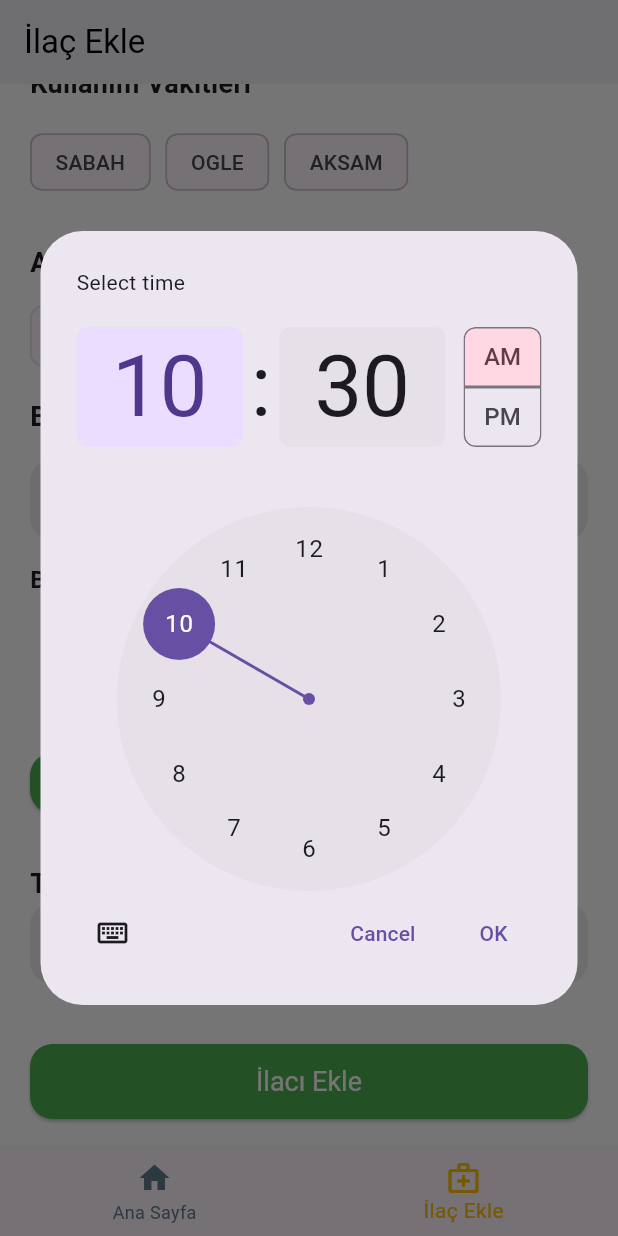
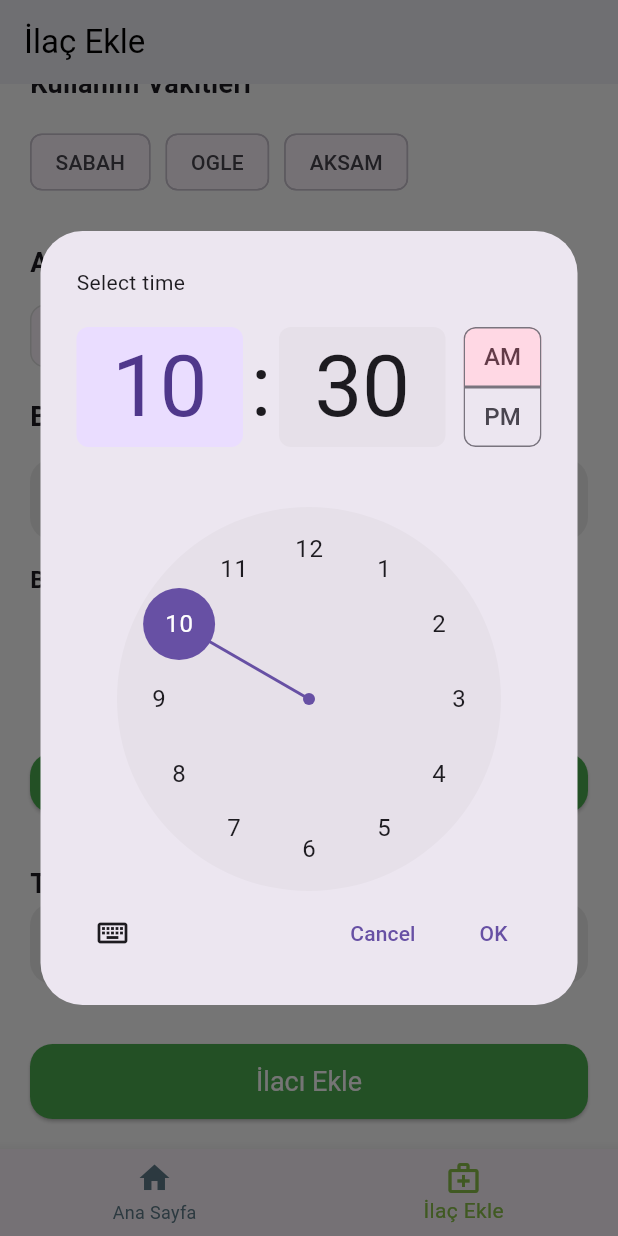
Before and after one commit to zeynalabidinunlu/medicine_notification_app, a Flutter app: the screen it shows after launch, item 2 of the bottom bar chosen, scrolled down 282 dp, after a tap on "Zaman Ekle", on a phone screen of 412 x 824 dp. Run offline on Flutter 3.47's test engine with Material 3 defaults, Android fonts, the phone set to English and light mode, and no system bars; our stand-ins replace isar; accounts and stored records are empty; generated files the repository leaves out were written again.

Commit message:
ui düzenlemeler yapıldı

```diff
--- a/lib/main.dart
+++ b/lib/main.dart
@@ -49,6 +49,11 @@ class MainApp extends StatelessWidget {
               textStyle: const TextStyle(fontSize: 18.0),
             ),
           ),
+          chipTheme:const ChipThemeData(
+            elevation: 20.0,
+            checkmarkColor: Colors.white,
+            selectedColor: Color(0xFF4CAF50)
+          ),
           useMaterial3: true,
         ),
         home: const HomeView());
--- a/lib/presentation/add_medicine/add_medicine_view.dart
+++ b/lib/presentation/add_medicine/add_medicine_view.dart
@@ -281,7 +281,7 @@ class _AddMedicineViewState extends State<AddMedicineView> {
                       });
                     }
                   },
-                  child: const Text('Zaman Ekle'),
+                  child:const Center(child:  Text('Zaman Ekle')),
                 ),
                 const SizedBox(
                   height: 30,
--- a/lib/presentation/home/home_view.dart
+++ b/lib/presentation/home/home_view.dart
@@ -1,7 +1,9 @@
 import 'package:flutter/material.dart';
 import 'package:medicine_notification_app/data/models/medicine_model.dart';
+import 'package:medicine_notification_app/data/service/isar_service.dart';
 import 'package:medicine_notification_app/presentation/add_medicine/add_medicine_view.dart';
 import 'package:isar/isar.dart';
+
 class HomeView extends StatefulWidget {
   const HomeView({super.key});
 
@@ -27,19 +29,17 @@ class _HomeViewState extends State<HomeView> {
   @override
   Widget build(BuildContext context) {
     return Scaffold(
-
       body: widgetOptions.elementAt(_selectedIndex),
       bottomNavigationBar: BottomNavigationBar(
         showSelectedLabels: true,
         showUnselectedLabels: true,
         type: BottomNavigationBarType.fixed,
-        selectedItemColor: Colors.amber,
+        selectedItemColor: Colors.lightGreen,
         unselectedItemColor: Colors.blueGrey,
         items: const <BottomNavigationBarItem>[
           BottomNavigationBarItem(icon: Icon(Icons.home), label: "Ana Sayfa"),
           BottomNavigationBarItem(
-              icon: Icon(Icons.medical_services_outlined),
-              label: "İlaç Ekle")
+              icon: Icon(Icons.medical_services_outlined), label: "İlaç Ekle")
         ],
         currentIndex: _selectedIndex,
         onTap: _onItemTapped,
@@ -47,18 +47,6 @@ class _HomeViewState extends State<HomeView> {
     );
   }
 }
-
-// Ana sayfa içeriği için ayrı widget
-// import 'package:flutter/material.dart';
-// import 'package:isar/isar.dart'; // Make sure this import is present
-// import 'package:medicine_notification_app/data/enum/enums.dart'; // Your enums
-// import 'package:medicine_notification_app/data/models/medicine_model.dart'; // Your Medicine model
-
-// Assuming Isar is initialized globally or passed down.
-// A common way to get an Isar instance is through a service or a global variable.
-// For simplicity in this example, let's assume you have a way to get the Isar instance.
-// For example:
-// late final Isar isarInstance; // Initialize this in your main.dart or a service
 
 class HomePageContent extends StatefulWidget {
   const HomePageContent({super.key});
@@ -76,38 +64,9 @@ class _HomePageContentState extends State<HomePageContent> {
     _medicinesFuture = _getMedicines();
   }
 
-  // Function to get the Isar instance.
-  // Replace this with your actual Isar instance retrieval logic.
   Future<Isar> _getIsarInstance() async {
-    // This is a placeholder. In a real app, you would have already opened Isar.
-    // Example: return await Isar.open([MedicineSchema]);
-    // For demonstration, let's assume it's accessible globally or via a service.
-    // If you initialize Isar in main, you might access it like:
-    // return Isar.getInstance()!; or your specific method.
-
-    // **IMPORTANT:** You must have initialized Isar somewhere in your app (e.g., main.dart)
-    // before trying to access it here.
-    // Example of how you might initialize it in main.dart:
-    /*
-    Future<void> main() async {
-      WidgetsFlutterBinding.ensureInitialized();
-      final dir = await getApplicationDocumentsDirectory();
-      isarInstance = await Isar.open(
-        [MedicineSchema],
-        directory: dir.path,
-      );
-      runApp(const MyApp());
-    }
-    */
-    // If you have a global Isar instance, you can simply return it.
-    // For this example, let's throw an error if it's not initialized,
-    // to emphasize that it needs to be set up first.
-    if (!Isar.instanceNames.contains('default')) {
-      throw Exception("Isar not initialized. Call Isar.open() first.");
-    }
-    return Isar.getInstance()!;
+    return IsarService.openDB();
   }
-
 
   Future<List<Medicine>> _getMedicines() async {
     final isar = await _getIsarInstance();
@@ -184,8 +143,7 @@ class _HomePageContentState extends State<HomePageContent> {
                           style: const TextStyle(fontSize: 14),
                         ),
                         Text(
-                          'Kullanım Şekli: ${medicine.usageTypes   ?? 'Belirtilmemiş'}',
-                          style: const TextStyle(fontSize: 14),
+                          'Kullanım Şekli: ${medicine.usageTypes != null && medicine.usageTypes!.isNotEmpty ? medicine.usageTypes!.map((e) => e.name).join(', ') : 'Belirtilmemiş'}',
                         ),
                         Text(
                           'Açlık Durumu: ${medicine.hungerSituation?.name ?? 'Belirtilmemiş'}',
@@ -199,12 +157,14 @@ class _HomePageContentState extends State<HomePageContent> {
                           'Hatırlatma Sayısı: ${medicine.reminderTimes?.length ?? 0}',
                           style: const TextStyle(fontSize: 14),
                         ),
-                        if (medicine.reminderTimes != null && medicine.reminderTimes!.isNotEmpty)
+                        if (medicine.reminderTimes != null &&
+                            medicine.reminderTimes!.isNotEmpty)
                           Padding(
                             padding: const EdgeInsets.only(top: 4.0),
                             child: Text(
                               'Hatırlatma Zamanları: ${medicine.reminderTimes!.map((time) => '${time.hour}:${time.minute.toString().padLeft(2, '0')}').join(', ')}',
-                              style: const TextStyle(fontSize: 14, fontStyle: FontStyle.italic),
+                              style: const TextStyle(
+                                  fontSize: 14, fontStyle: FontStyle.italic),
                             ),
                           ),
                         Text(
```
